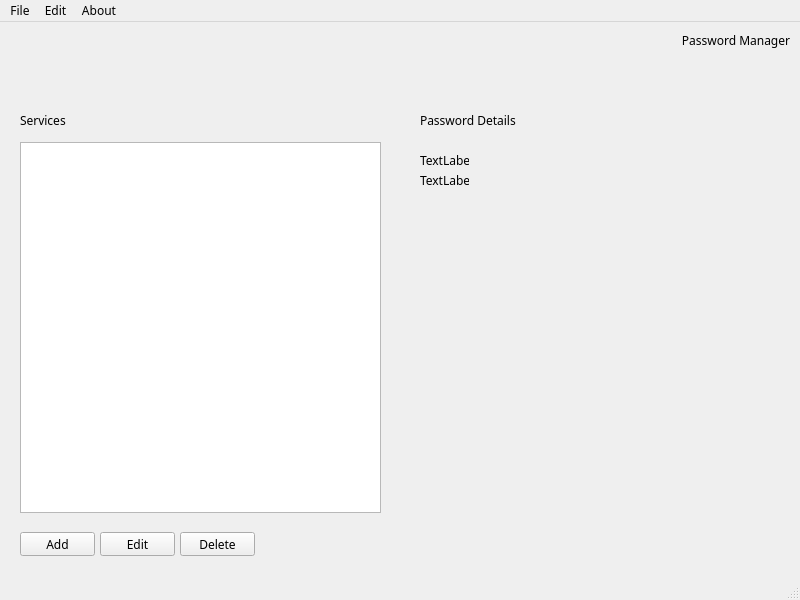
Before: the Qt Designer form passwordmanager.ui in pkuszn/PasswordManagerQT, drawn with Qt 5.
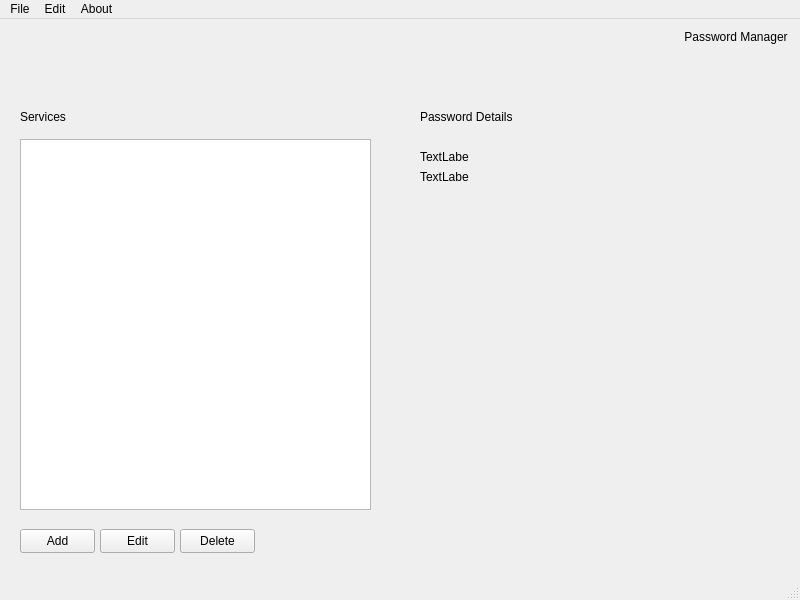
After: the same form once the commit is applied.

```diff
--- a/passwordmanager.ui
+++ b/passwordmanager.ui
@@ -11,9 +11,7 @@
    </rect>
   </property>
   <property name="font">
-   <font>
-    <family>JetBrains Mono</family>
-   </font>
+   <font/>
   </property>
   <property name="windowTitle">
    <string>PasswordManager</string>
@@ -29,9 +27,7 @@
      </rect>
     </property>
     <property name="font">
-     <font>
-      <family>JetBrains Mono</family>
-     </font>
+     <font/>
     </property>
     <property name="text">
      <string>Password Manager</string>
@@ -85,16 +81,6 @@
      <string>Delete</string>
     </property>
    </widget>
-   <widget class="QListView" name="listView">
-    <property name="geometry">
-     <rect>
-      <x>20</x>
-      <y>120</y>
-      <width>361</width>
-      <height>371</height>
-     </rect>
-    </property>
-   </widget>
    <widget class="QLabel" name="label_2">
     <property name="geometry">
      <rect>
@@ -105,9 +91,7 @@
      </rect>
     </property>
     <property name="font">
-     <font>
-      <family>JetBrains Mono</family>
-     </font>
+     <font/>
     </property>
     <property name="text">
      <string>Services</string>
@@ -123,9 +107,7 @@
      </rect>
     </property>
     <property name="font">
-     <font>
-      <family>JetBrains Mono</family>
-     </font>
+     <font/>
     </property>
     <property name="text">
      <string>Password Details</string>
@@ -157,6 +139,16 @@
      <string>TextLabel</string>
     </property>
    </widget>
+   <widget class="QTableView" name="tableView">
+    <property name="geometry">
+     <rect>
+      <x>20</x>
+      <y>120</y>
+      <width>351</width>
+      <height>371</height>
+     </rect>
+    </property>
+   </widget>
   </widget>
   <widget class="QMenuBar" name="menubar">
    <property name="geometry">
```
